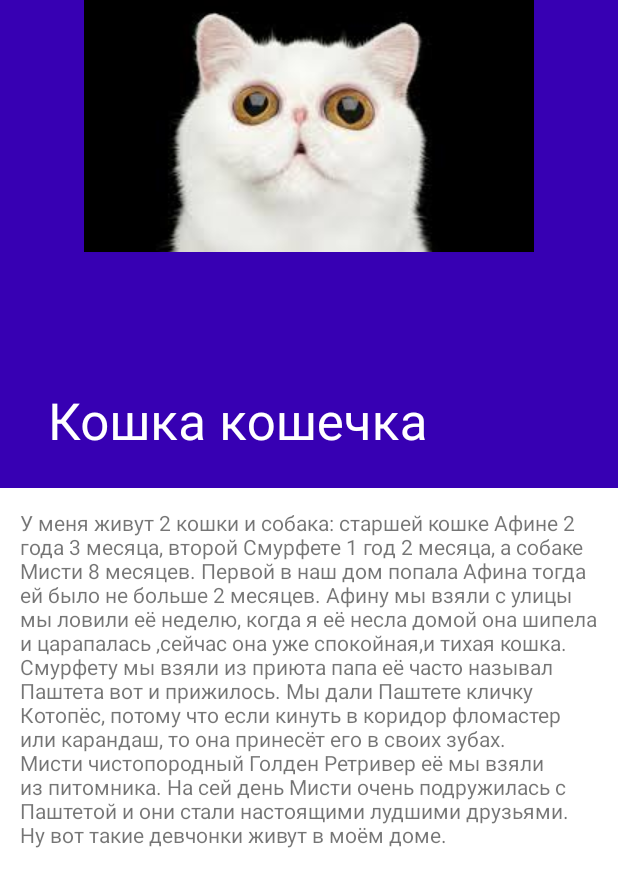
After one commit to bogatovnikita/AndroidMaterialDesign, an Android app: the layout fragment_cat.xml on its own in the app's theme, with its tools: preview values and no code run, on a phone screen of 412 x 824 dp. The commit adds this screen. Shown: the top 887 px of the screen. Run offline under Robolectric (Android 15) with nearby library versions, the phone set to English and light mode, and no system bars; Roboto replaces fonts that are not available here.

Commit message:
added a new snippet CollapsingToolbarLayout

```diff
--- a/app/src/main/java/com/hedgehog/androidmaterialdesign/ui/MainActivity.kt
+++ b/app/src/main/java/com/hedgehog/androidmaterialdesign/ui/MainActivity.kt
@@ -5,6 +5,7 @@ import androidx.appcompat.app.AppCompatActivity
 import by.kirich1409.viewbindingdelegate.viewBinding
 import com.hedgehog.androidmaterialdesign.R
 import com.hedgehog.androidmaterialdesign.databinding.ActivityMainBinding
+import com.hedgehog.androidmaterialdesign.ui.fragments.Cat
 import com.hedgehog.androidmaterialdesign.ui.fragments.WikiSearchFragment
 import com.hedgehog.androidmaterialdesign.ui.settings.ChooseThemeFragment
 import com.hedgehog.androidmaterialdesign.ui.view_pager.ViewPager
@@ -35,6 +36,10 @@ class MainActivity : AppCompatActivity(R.layout.activity_main) {
                     true
                 }
                 R.id.about -> {
+                    supportFragmentManager.beginTransaction()
+                        .replace(R.id.main_container, Cat())
+                        .addToBackStack("")
+                        .commit()
                     true
                 }
                 R.id.wiki -> {
--- /dev/null
+++ b/app/src/main/java/com/hedgehog/androidmaterialdesign/ui/fragments/Cat.kt
@@ -0,0 +1,7 @@
+package com.hedgehog.androidmaterialdesign.ui.fragments
+
+import androidx.fragment.app.Fragment
+import com.hedgehog.androidmaterialdesign.R
+
+class Cat : Fragment(R.layout.fragment_cat) {
+}
--- /dev/null
+++ b/app/src/main/res/layout/fragment_cat.xml
@@ -0,0 +1,49 @@
+<?xml version="1.0" encoding="utf-8"?>
+<androidx.coordinatorlayout.widget.CoordinatorLayout xmlns:android="http://schemas.android.com/apk/res/android"
+    xmlns:app="http://schemas.android.com/apk/res-auto"
+    android:layout_width="match_parent"
+    android:layout_height="match_parent">
+
+    <com.google.android.material.appbar.AppBarLayout
+        android:layout_width="match_parent"
+        android:layout_height="@dimen/_250sdp"
+        android:background="@color/purple_700"
+        android:theme="@style/ThemeOverlay.AppCompat.Dark.ActionBar">
+
+        <com.google.android.material.appbar.CollapsingToolbarLayout
+            android:layout_width="match_parent"
+            android:layout_height="match_parent"
+            android:layout_gravity="start"
+            app:contentScrim="@color/purple_200"
+            app:layout_scrollFlags="scroll|snap|exitUntilCollapsed"
+            app:title="@string/title_cat">
+
+            <ImageView
+                android:layout_width="match_parent"
+                android:layout_height="wrap_content"
+                android:src="@drawable/cat" />
+
+            <androidx.appcompat.widget.Toolbar
+                android:layout_width="match_parent"
+                android:layout_height="?attr/actionBarSize"
+                app:popupTheme="@style/ThemeOverlay.AppCompat.Dark"
+                app:title="" />
+
+        </com.google.android.material.appbar.CollapsingToolbarLayout>
+
+    </com.google.android.material.appbar.AppBarLayout>
+
+
+    <androidx.core.widget.NestedScrollView
+        android:layout_width="match_parent"
+        android:layout_height="match_parent"
+        app:layout_behavior="@string/appbar_scrolling_view_behavior">
+
+        <TextView
+            android:layout_margin="@dimen/_10sdp"
+            android:layout_width="match_parent"
+            android:layout_height="wrap_content"
+            android:text="@string/story_cat"/>
+    </androidx.core.widget.NestedScrollView>
+
+</androidx.coordinatorlayout.widget.CoordinatorLayout>
--- a/app/src/main/res/values/strings.xml
+++ b/app/src/main/res/values/strings.xml
@@ -11,4 +11,6 @@
     <string name="about">About</string>
     <string name="description">description</string>
     <string name="wiki">Wiki</string>
+    <string name="title_cat">Кошка кошечка</string>
+    <string name="story_cat">У меня живут 2 кошки и собака: старшей кошке Афине 2 года 3 месяца, второй Смурфете 1 год 2 месяца, а собаке Мисти 8 месяцев. Первой в наш дом попала Афина тогда ей было не больше 2 месяцев. Афину мы взяли с улицы мы ловили её неделю, когда я её несла домой она шипела и царапалась ,сейчас она уже спокойная,и тихая кошка. Смурфету мы взяли из приюта папа её часто называл "Паштета" вот и прижилось. Мы дали Паштете кличку "Котопёс", потому что если кинуть в коридор фломастер или карандаш, то она принесёт его в своих зубах. Мисти чистопородный Голден Ретривер её мы взяли из питомника. На сей день Мисти очень подружилась с Паштетой и они стали настоящими лудшими друзьями. Ну вот такие девчонки живут в моём доме.</string>
 </resources>
```
Also changed, not shown: app/src/main/res/drawable/cat.jpg (added).
